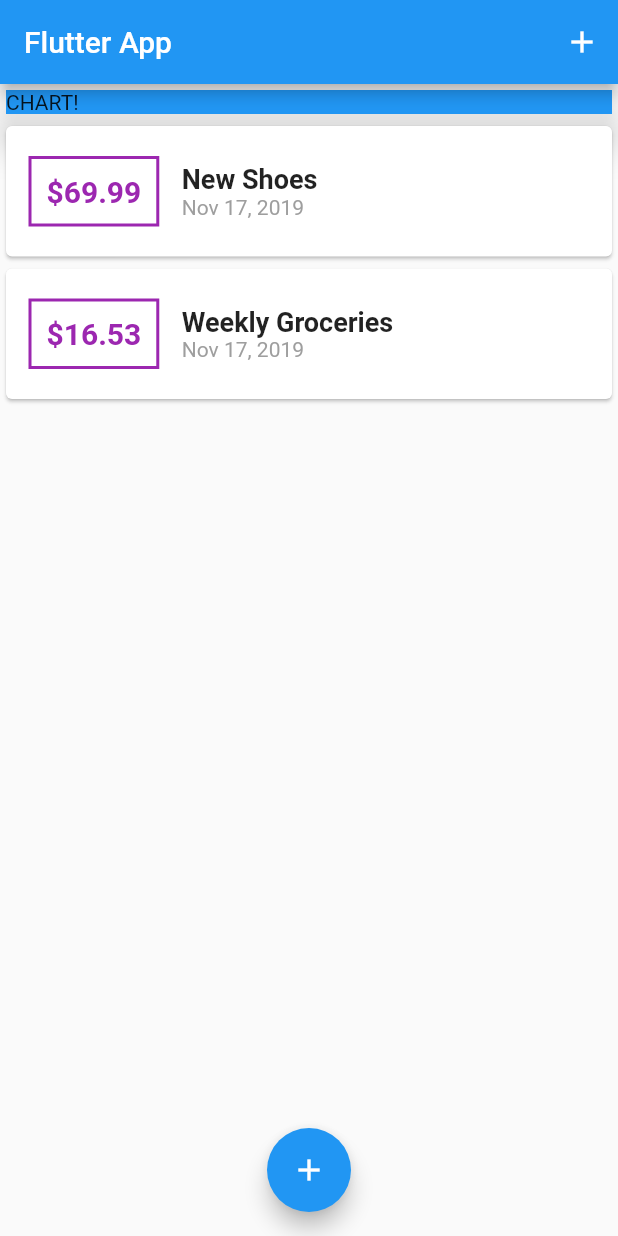
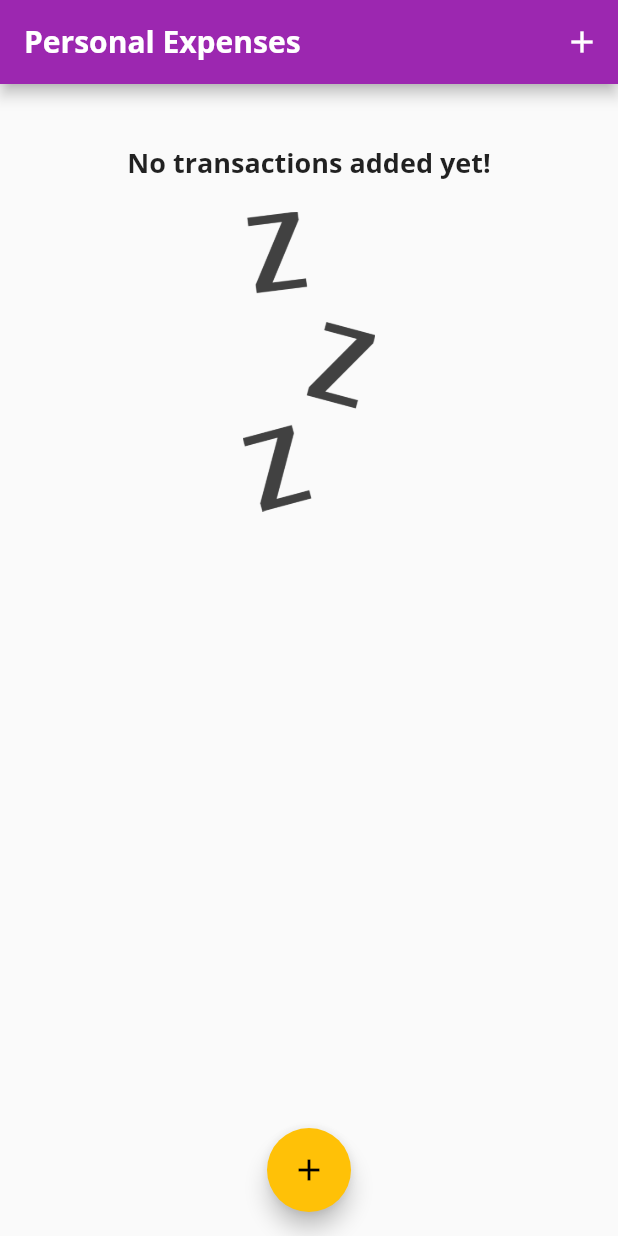
Before and after one commit to rein96/flutter_personal_expenses, a Flutter app: the screen it shows after launch, on a phone screen of 412 x 824 dp. Run offline on Flutter 3.47's test engine with Material 2 defaults, Android fonts, the phone set to English and light mode, and no system bars.

Commit message:
Set ThemeData() on MaterialApp, Font & image on pubspec.yaml, calculation transaction and days on chart.dart

```diff
--- a/lib/main.dart
+++ b/lib/main.dart
@@ -1,5 +1,6 @@
 import 'package:flutter/material.dart';
 
+import 'package:expenses/widgets/chart.dart';
 import 'package:expenses/widgets/transaction_list.dart';
 import 'package:expenses/widgets/new_transaction.dart';
 import './models/transaction.dart';
@@ -13,7 +14,28 @@ class MyApp extends StatelessWidget {
   @override
   Widget build(BuildContext context) {
     return MaterialApp(
-      title: 'Flutter App',
+      title: 'Personal Expenses!',
+      theme: ThemeData(
+        // primarySwatch = generates different shades of the color (lighter or darker)
+        primarySwatch: Colors.purple,
+        accentColor: Colors.amber,
+        fontFamily: 'Quicksand',
+        textTheme: ThemeData.light().textTheme.copyWith(  // global theme
+          title: TextStyle(
+            fontFamily: 'OpenSans',
+            fontWeight: FontWeight.bold,
+            fontSize: 18
+          ),
+        ),
+        appBarTheme: AppBarTheme(
+          textTheme: ThemeData.light().textTheme.copyWith(  // only qworks at AppBar
+            title: TextStyle(
+              fontFamily: 'OpenSans',
+              fontSize: 20,
+              fontWeight: FontWeight.bold
+            )
+        ))
+      ),
       home: MyHomePage(),
     );
   }
@@ -34,10 +56,18 @@ class MyHomePage extends StatefulWidget {
 
 class _MyHomePageState extends State<MyHomePage> {
 
-  final List<Transaction> _userTransaction = [
-    Transaction( id : 't1', title: 'New Shoes', amount: 69.99, date: DateTime.now() ),
-    Transaction( id : 't2', title: 'Weekly Groceries', amount: 16.53, date: DateTime.now() ),
+  final List<Transaction> _userTransactions = [
+    // Transaction( id : 't1', title: 'New Shoes', amount: 69.99, date: DateTime.now() ),
+    // Transaction( id : 't2', title: 'Weekly Groceries', amount: 16.53, date: DateTime.now() ),
   ];
+
+  List<Transaction> get _recentTransactions {
+    return _userTransactions.where( (tx) {
+      return tx.date.isAfter(
+        DateTime.now().subtract(Duration(days: 7))
+      );
+    }).toList();
+  }
 
   void _addNewTransaction(String txTitle, double txAmount) {
     final newTx = Transaction(  // Transaction() constructor
@@ -48,8 +78,8 @@ class _MyHomePageState extends State<MyHomePage> {
     );
 
     setState(() {
-      // because _userTransaction is final, this is the way to add the value
-      _userTransaction.add(newTx);
+      // because _userTransactions is final, this is the way to add the value
+      _userTransactions.add(newTx);
     });
   }
 
@@ -67,7 +97,7 @@ class _MyHomePageState extends State<MyHomePage> {
   Widget build(BuildContext context) {
     return Scaffold(
       appBar: AppBar(
-        title: Text('Flutter App'),
+        title: Text('Personal Expenses'),
         actions: <Widget>[
           IconButton(
             icon: Icon(Icons.add),
@@ -80,18 +110,8 @@ class _MyHomePageState extends State<MyHomePage> {
             // mainAxisAlignment: MainAxisAlignment.spaceAround,
             crossAxisAlignment: CrossAxisAlignment.stretch,
             children: <Widget>[
-              Container(
-                width: double.infinity,
-                child: Card(
-                  child: Container(
-                    width: double.infinity,
-                    color: Colors.blue,
-                    child: Text('CHART!')
-                  ),
-                  elevation: 10,
-                ),
-              ),
-              TransactionList(_userTransaction)
+              Chart(_recentTransactions),
+              TransactionList(_userTransactions)
             ],
           ),
       ),
--- /dev/null
+++ b/lib/widgets/chart.dart
@@ -0,0 +1,51 @@
+import 'package:flutter/material.dart';
+import 'package:intl/intl.dart';
+
+import 'package:expenses/models/transaction.dart';  //<Transaction> constructor()
+
+
+class Chart extends StatelessWidget {
+  final List<Transaction> recentTransactions; // sum transactions for the last week
+
+  Chart(this.recentTransactions);
+
+  // getter = property which are calculated dynamically
+  List<Map<String, Object>> get groupedTransactionValues {
+    // get = function is called each time when groupedTransactionValues has to be read from another part of the code.
+    return List.generate(7,  (index) {
+      final weekDay = DateTime.now().subtract(Duration(days: index)); // 2019-11-17 22:14:05.295174
+      // print(weekDay); // 2019-11-17 22:14:05.295174 (7 lines on terminal because of 7 index)
+      /*
+        For each list item the related date is calculated:
+        today - 0 = today,
+        today - 1 = yesterday,
+        ...
+        today - 6 = 1 week ago
+      */
+      var totalSum = 0.0;
+
+      for( var i = 0; i < recentTransactions.length ; i++ ){
+        if (recentTransactions[i].date.day == weekDay.day && recentTransactions[i].date.month == weekDay.month && recentTransactions[i].date.year == weekDay.year) {
+          totalSum = totalSum + recentTransactions[i].amount;
+        }
+      }
+
+      // print(DateFormat.E().format(weekDay));  // Today = Sunday -> Sun | Sat | Fri | Thu | Wed ...
+      // print(totalSum);
+
+      return {'day': DateFormat.E().format(weekDay), 'amount': totalSum};
+    });  // length = 7, generator = function
+  }
+
+  @override
+  Widget build(BuildContext context) {
+    print(groupedTransactionValues);
+    return Card(
+      elevation: 6,
+      margin: EdgeInsets.all(20),
+      child: Row(children: <Widget>[
+
+      ],),
+    );
+  }
+}
--- a/lib/widgets/transaction_list.dart
+++ b/lib/widgets/transaction_list.dart
@@ -18,7 +18,20 @@ class TransactionList extends StatelessWidget {
   Widget build(BuildContext context) {
     return Container(
       height: 450,  // to make it fix on the screen // ListView needs height and Container!
-      child: ListView.builder(  //was Column()  // ListView = Column + SingleChildScrollView
+      child: transactions.isEmpty
+        ? Column(
+            children: <Widget>[
+            Text(
+              'No transactions added yet!',
+              style: Theme.of(context).textTheme.title,
+            ),
+            SizedBox(height: 20,),  //SizedBox = separator
+            Container(
+              height: 200,
+              child: Image.asset('assets/images/waiting.png', fit: BoxFit.cover,))  // BoxFit reflect to height:200
+            ],
+          )
+        : ListView.builder(  //was Column()  // ListView = Column + SingleChildScrollView
           itemCount: transactions.length,
           itemBuilder: (context, index) {
             // we dont need .map.toList() anymore because itemBuilder and itemCount
@@ -35,9 +48,9 @@ class TransactionList extends StatelessWidget {
                       style: TextStyle(
                         fontWeight: FontWeight.bold,
                         fontSize: 20,
-                      color: Colors.purple
+                        color: Theme.of(context).primaryColorDark
                       ), ),
-                  decoration: BoxDecoration( border: Border.all(color: Colors.purple, width: 2, )),
+                    decoration: BoxDecoration( border: Border.all(color: Theme.of(context).primaryColorDark, width: 2, )),
                     padding: EdgeInsets.all(10),
                   ),
 
@@ -45,8 +58,8 @@ class TransactionList extends StatelessWidget {
                   Column(
                     crossAxisAlignment: CrossAxisAlignment.start, // make content to the left
                     children: <Widget>[
-                    Text(transactions[index].title, style: TextStyle(fontSize: 18, fontWeight: FontWeight.bold),),
-                    Text( DateFormat.yMMMd().format(transactions[index].date), style: TextStyle( color: Colors.grey ), ),
+                      Text(transactions[index].title, style: Theme.of(context).textTheme.title,),
+                      Text( DateFormat.yMMMd().format(transactions[index].date), style: TextStyle( color: Theme.of(context).primaryColorDark ), ),
                   ],)
                 ],
               ),
```
Also changed, not shown: pubspec.yaml (+13 -8 lines), assets/fonts/OpenSans-Bold.ttf (added), assets/fonts/OpenSans-Regular.ttf (added), assets/fonts/Quicksand-Bold.ttf (added), assets/fonts/Quicksand-Light.ttf (added), assets/fonts/Quicksand-Medium.ttf (added), assets/fonts/Quicksand-Regular.ttf (added), assets/images/waiting.png (added). Lines whose indentation alone changed are shown as unchanged.
